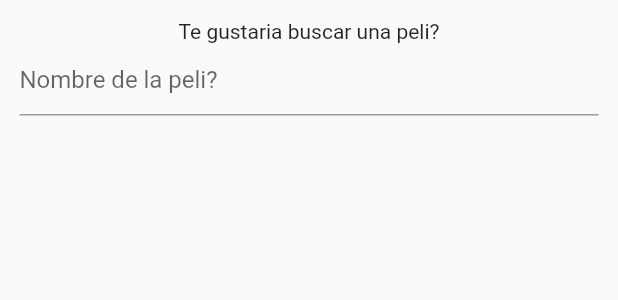
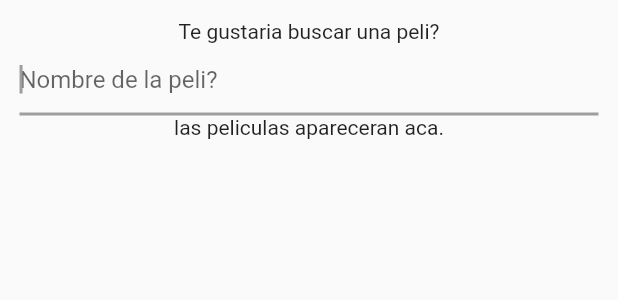
Before and after one commit to lcyper/themoviedb, a Flutter app: the FindMoviesTab widget shown alone on an empty page, opened directly, on a phone screen of 412 x 824 dp. Shown: the top 300 px of the screen. Run offline on Flutter 3.47's test engine with Material 2 defaults, Android fonts, the phone set to English and light mode, and no system bars; our stand-ins replace connectivity, data_connection_checker, dio, shared_preferences; accounts and stored records are empty; network calls fail.

Commit message:
dando vida al buscador de pelis y empty handler

```diff
--- a/lib/screens/widgets/findMoviesTab.dart
+++ b/lib/screens/widgets/findMoviesTab.dart
@@ -1,4 +1,8 @@
+import 'dart:async';
+import 'dart:ui';
+
 import 'package:flutter/material.dart';
+import 'package:themoviedb/class/Movies.dart';
 
 class FindMoviesTab extends StatefulWidget {
   @override
@@ -6,6 +10,8 @@ class FindMoviesTab extends StatefulWidget {
 }
 
 class _FindMoviesTabState extends State<FindMoviesTab> {
+  String _inputValue;
+  Future<Widget> _movieList;
   @override
   Widget build(BuildContext context) {
     return Padding(
@@ -15,10 +21,30 @@ class _FindMoviesTabState extends State<FindMoviesTab> {
           Text('Te gustaria buscar una peli?'),
           Form(
             child: TextFormField(
+              onEditingComplete: () {
+                setState(() {
+                  _movieList = Movies().lookByQuerry(_inputValue);
+                });
+                print(_inputValue);
+              },
+              onChanged: (value) {
+                _inputValue = value;
+              },
+              autofocus: true,
               decoration: InputDecoration(
                 hintText: 'Nombre de la peli?',
               ),
             ),
+          ),
+          FutureBuilder(
+            builder: (context, snapshot) => snapshot.hasData
+                ? snapshot.hasError
+                    ? Center(
+                        child: Text('Error.'),
+                      )
+                    : Expanded(child: snapshot.data)
+                : Text('las peliculas apareceran aca.'),
+            future: _movieList,
           ),
         ],
       ),
```
Also changed, not shown: lib/class/Movies.dart (+24 -2 lines).
